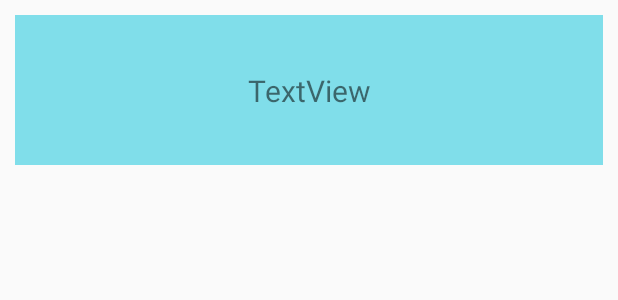
After one commit to edoardopuggioni/ReadItApp, an Android app: the layout activity_challenges_in.xml on its own in the app's theme, with its tools: preview values and no code run, on a phone screen of 412 x 824 dp. The commit adds this screen. Shown: the top 300 px of the screen. Run offline under Robolectric (Android 15) with nearby library versions, the phone set to English and light mode, and no system bars.

Commit message:
added custom view activity_challenges_in

```diff
--- a/app/src/main/java/com/example/android/readitapp/Challenge.java
+++ b/app/src/main/java/com/example/android/readitapp/Challenge.java
@@ -11,6 +11,4 @@ public class Challenge
     private Date endDate;
     private ArrayList<Book> books;
     private String challengeInfo;
-
-
 }
--- a/app/src/main/java/com/example/android/readitapp/HomepageActivity.java
+++ b/app/src/main/java/com/example/android/readitapp/HomepageActivity.java
@@ -20,14 +20,16 @@ public class HomepageActivity extends AppCompatActivity
         switch (view.getId())
         {
             case R.id.homepage_quiz_button:
-                Intent intent = new Intent(this, ChallengesActivity.class);
-                startActivity(intent);
+                Intent intentAchievements = new Intent(this, AchievementsActivity.class);
+                startActivity(intentAchievements);
                 break;
 
             case R.id.homepage_achievements_button:
                 break;
 
             case R.id.homepage_challenges_button:
+                Intent intentChallenges = new Intent(this, ChallengesActivity.class);
+                startActivity(intentChallenges);
                 break;
         }
     }
--- /dev/null
+++ b/app/src/main/res/layout/activity_challenges_in.xml
@@ -0,0 +1,22 @@
+<?xml version="1.0" encoding="utf-8"?>
+<android.support.constraint.ConstraintLayout
+    xmlns:android="http://schemas.android.com/apk/res/android"
+    xmlns:app="http://schemas.android.com/apk/res-auto"
+    xmlns:tools="http://schemas.android.com/tools"
+    android:layout_width="match_parent"
+    android:background="#80deea"
+    android:layout_height="100dp"
+    android:layout_margin="10dp">
+
+
+    <TextView
+        android:id="@+id/textForList"
+        android:layout_width="wrap_content"
+        android:layout_height="wrap_content"
+        android:textSize="20sp"
+        android:text="TextView"
+        app:layout_constraintBottom_toBottomOf="parent"
+        app:layout_constraintEnd_toEndOf="parent"
+        app:layout_constraintStart_toStartOf="parent"
+        app:layout_constraintTop_toTopOf="parent" />
+</android.support.constraint.ConstraintLayout>
--- a/app/src/main/res/layout/activity_homepage.xml
+++ b/app/src/main/res/layout/activity_homepage.xml
@@ -35,6 +35,7 @@
         android:layout_height="wrap_content"
         android:layout_marginTop="8dp"
         android:text="@string/readit_challenges"
+        android:onClick="goToActivity"
         app:layout_constraintBottom_toBottomOf="parent"
         app:layout_constraintEnd_toEndOf="parent"
         app:layout_constraintStart_toStartOf="parent"
```
Also changed, not shown: app/src/main/java/com/example/android/readitapp/ChallengesActivity.java (+2 -9 lines), app/src/main/java/com/example/android/readitapp/CustomArrayAdapter.java (added, +14 -0 lines), app/src/main/java/com/example/android/readitapp/FakeData.java (+15 -1 lines).
